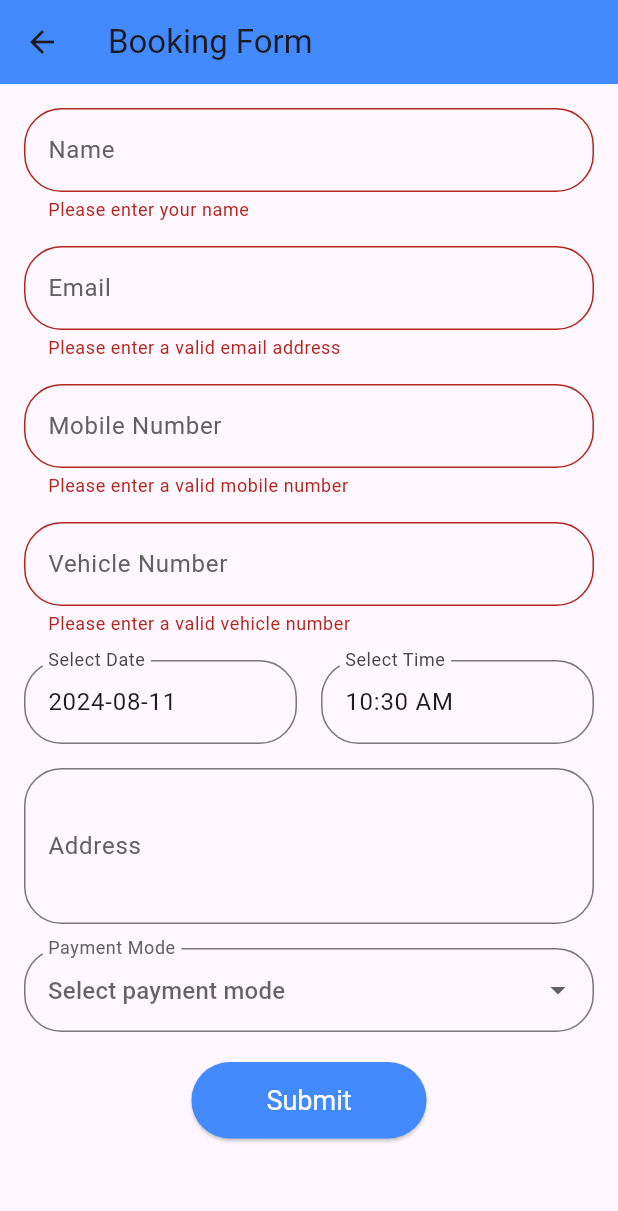
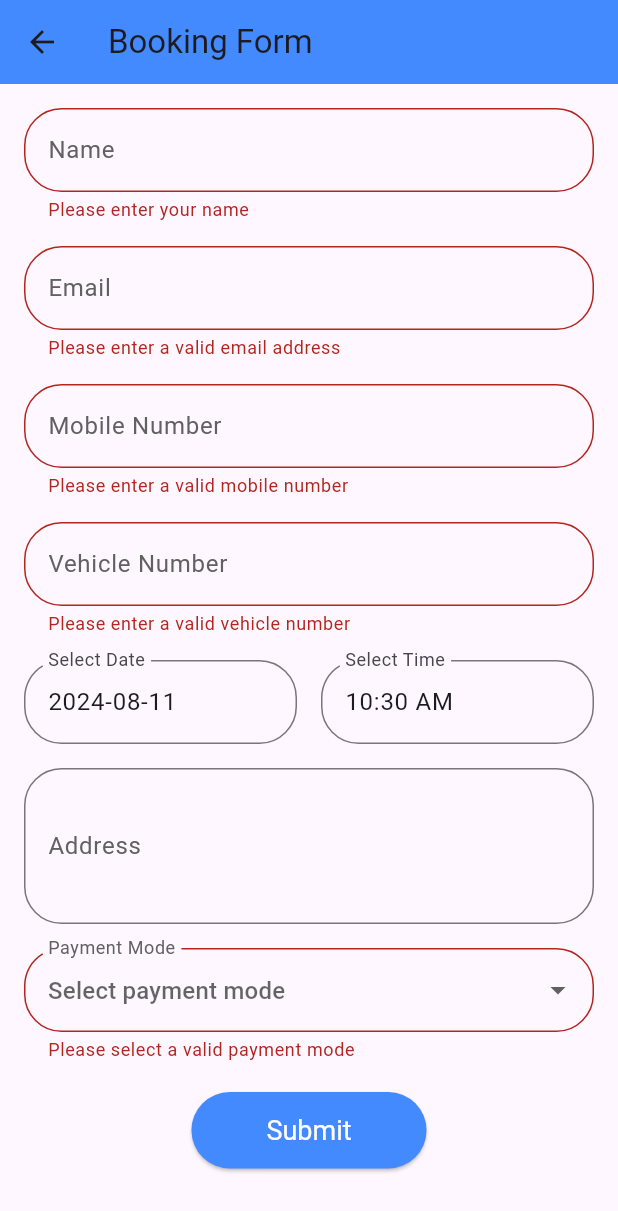
Before and after one commit to itstabrez/power_link_project, a Flutter app: the ScreenSlotBooking screen opened by its route, after a tap on "Submit", on a phone screen of 412 x 824 dp. Shown: the top 1211 px of the screen. Run offline on Flutter 3.47's test engine with Material 3 defaults, Android fonts, the phone set to English and light mode, and no system bars; our stand-ins replace carousel_slider, flutter_svg, get, google_maps_flutter, location.

Commit message:
validation for payment method selection

```diff
--- a/lib/Controllers/controllers_google_map.dart
+++ b/lib/Controllers/controllers_google_map.dart
@@ -7,7 +7,6 @@ class ControllersGoogleMapScreen extends GetxController {
       const LatLng(25.609594144761225, 85.1408685649943);
 
   var isLoading = false.obs;
-  final username = "Tabrez Alam";
 
   var markers = <Marker>{}.obs;
 
--- a/lib/Screens/screen_google_map.dart
+++ b/lib/Screens/screen_google_map.dart
@@ -1,6 +1,7 @@
 import 'package:flutter/material.dart';
 import 'package:get/get.dart';
 import 'package:google_maps_flutter/google_maps_flutter.dart';
+import 'package:power_link_project/Controllers/controllers.login_page.dart';
 import 'package:power_link_project/Controllers/controllers_google_map.dart';
 import 'package:power_link_project/Screens/notification_page.dart';
 import 'package:power_link_project/widgets/bottom_list_tiles.dart';
@@ -11,11 +12,10 @@ class ScreenGoogleMapScreen extends GetView<ScreenGoogleMapScreen> {
   static String pageId = "/ScreenGoogleMap";
 
   final controllerr = Get.put(ControllersGoogleMapScreen());
+  final userController = Get.find<ControllersLoginPage>();
 
   @override
   Widget build(BuildContext context) {
-    final Map<String, dynamic> args = Get.arguments ?? {};
-    final String username = args['username'] ?? 'User';
     return Scaffold(
       extendBodyBehindAppBar: true,
       appBar: PreferredSize(
@@ -38,7 +38,7 @@ class ScreenGoogleMapScreen extends GetView<ScreenGoogleMapScreen> {
                       crossAxisAlignment: CrossAxisAlignment.start,
                       children: [
                         Text(
-                          "Welcome, $username",
+                          'Welcome, ${userController.username.value}',
                           style: const TextStyle(
                             fontSize: 16,
                             fontWeight: FontWeight.bold,
--- a/lib/Screens/screen_login_page.dart
+++ b/lib/Screens/screen_login_page.dart
@@ -64,10 +64,7 @@ class ScreenLoginPage extends StatelessWidget {
                 Obx(() => ElevatedButton(
                       onPressed: controllerr.isValid
                           ? () {
-                              Get.offAllNamed(ScreenGoogleMapScreen.pageId,
-                                  arguments: {
-                                    'username': controllerr.username.value,
-                                  });
+                              Get.offAllNamed(ScreenGoogleMapScreen.pageId);
                             }
                           : null,
                       style: ElevatedButton.styleFrom(
--- a/lib/Screens/screen_slot_booking_form.dart
+++ b/lib/Screens/screen_slot_booking_form.dart
@@ -217,6 +217,22 @@ class ScreenSlotBooking extends GetView<ScreenSlotBooking> {
                       hintText: 'Select payment mode',
                       hintStyle: TextStyle(color: Colors.grey[400]),
                     ),
+                    validator: (value) {
+                      if (value == null || value == 'Select Payment Mode') {
+                        return 'Please select a valid payment mode';
+                      } else if (value == "UPI" || value.contains("Card")) {
+                        Get.snackbar(
+                          "We're not accepting this payment method for now",
+                          "You selected $value as your payment method",
+                          snackPosition: SnackPosition.TOP,
+                          backgroundColor: Colors.blue,
+                          colorText: Colors.white,
+                        );
+                        return null; // Return null to indicate validation is passed
+                      } else {
+                        return null;
+                      }
+                    },
                   ),
                 ),
                 const SizedBox(height: 20),
```
